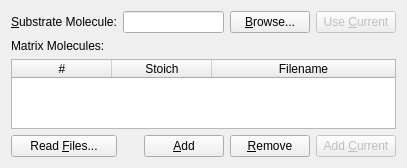
The window that src/randomdock/ui/tab_init.ui (xtalopt/XtalOpt) describes before a commit, drawn with Qt 5.
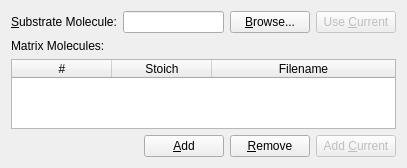
The same window after the commit.

Commit message: Load substrate and matrix immediately, rather than on click.

Diff of the .ui file:
```diff
--- a/src/randomdock/ui/tab_init.ui
+++ b/src/randomdock/ui/tab_init.ui
@@ -119,13 +119,6 @@
      </column>
     </widget>
    </item>
-   <item row="4" column="0">
-    <widget class="QPushButton" name="push_readFiles">
-     <property name="text">
-      <string>Read &amp;Files...</string>
-     </property>
-    </widget>
-   </item>
   </layout>
  </widget>
  <resources/>
```
The commit also changes 2 other files.
